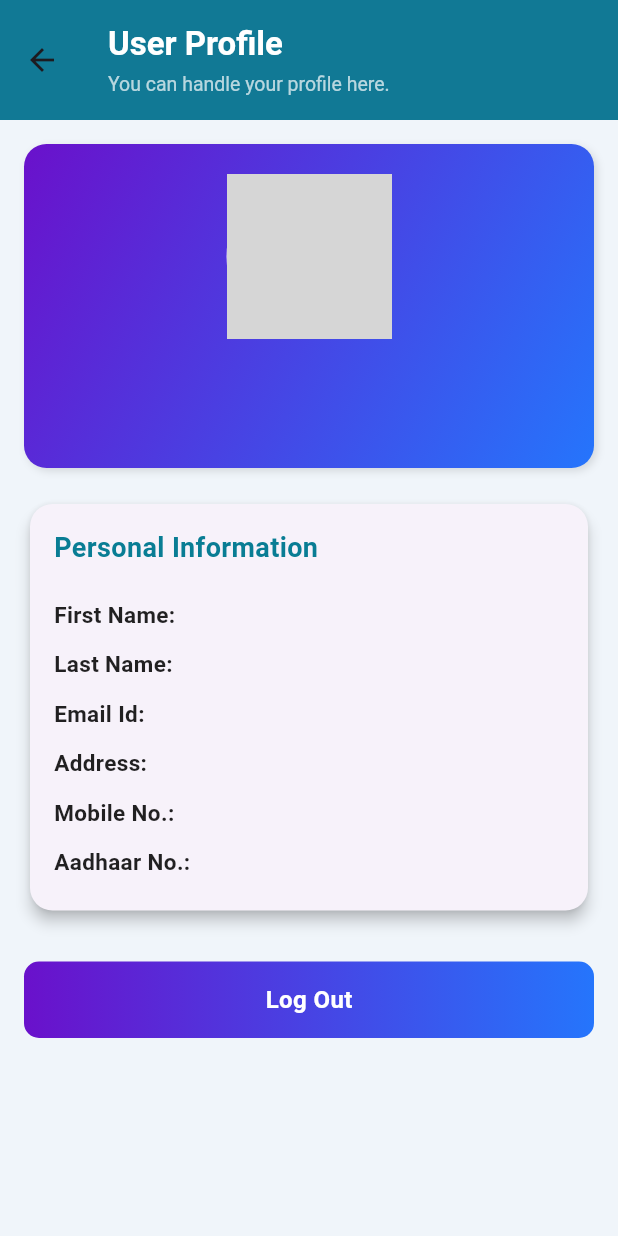
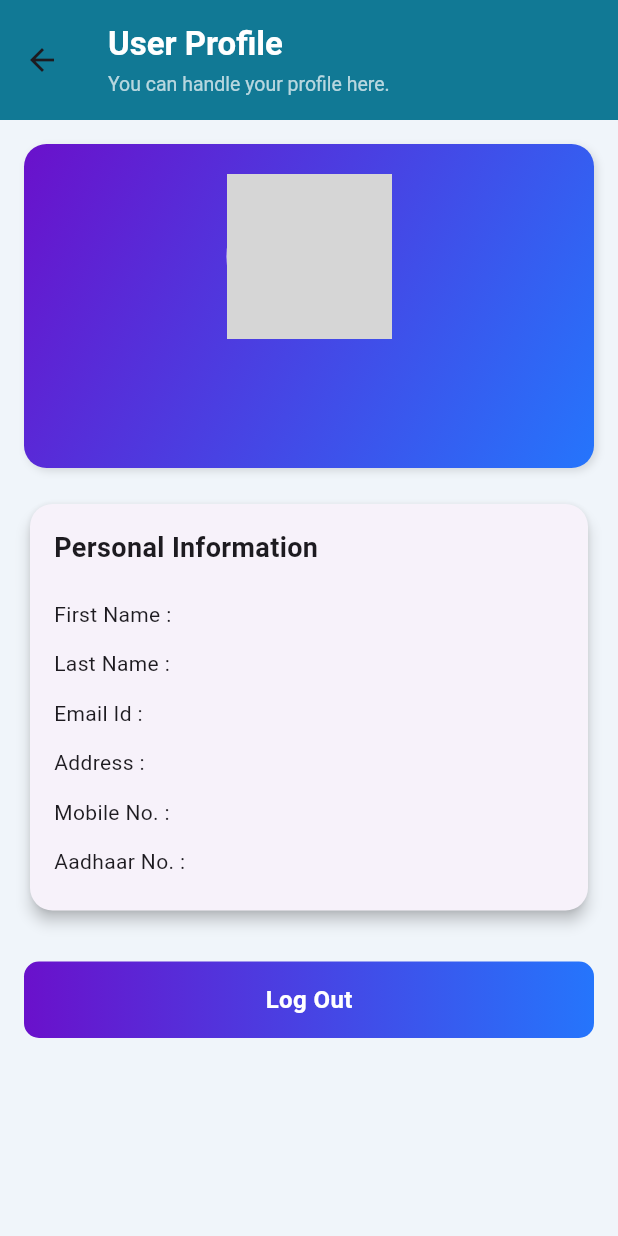
Before and after one commit to Redshadow1297/expence_tracker, a Flutter app: the DashboardScreen screen opened by its route, after a tap on "Profile", on a phone screen of 412 x 824 dp. Run offline on Flutter 3.47's test engine with Material 3 defaults, Android fonts, the light colour scheme and no system bars; our stand-ins replace cloud_firestore, firebase_auth, firebase_core, firebase_storage, flutter_bloc, get and 1 more; missing offline and left inert: flutter_ai_chatbot, mobile_scanner, razorpay_flutter; accounts and stored records are empty; grey boxes are pictures that could not be loaded.

Commit message:
Created cutom app bar as well custom font and style for text . we can handle in over all project from one file

```diff
--- a/lib/AppScreens/dashboard_screen.dart
+++ b/lib/AppScreens/dashboard_screen.dart
@@ -1,3 +1,4 @@
+import 'package:expence_tracker/Presentation/app_lables.dart';
 import 'package:expence_tracker/Presentation/custom_appbar.dart';
 import 'package:firebase_auth/firebase_auth.dart';
 import 'package:flutter/material.dart';
@@ -74,13 +75,8 @@ class _DashboardScreenState extends State<DashboardScreen> {
                           ),
                           SizedBox(width: 12),
                           Expanded(
-                            child: Text(
-                              "Welcome to Your Dashboard!",
-                              style: TextStyle(
-                                fontSize: 18,
-                                fontWeight: FontWeight.bold,
-                                color: Colors.black87,
-                              ),
+                            child: AppLabel.title(
+                              "Welcome to Your Dashboard!",Colors.lightBlueAccent
                             ),
                           ),
                         ],
--- a/lib/DashboardModuleScreens/expenses_screen.dart
+++ b/lib/DashboardModuleScreens/expenses_screen.dart
@@ -1,5 +1,6 @@
 import 'package:cloud_firestore/cloud_firestore.dart';
 import 'package:expence_tracker/DashboardModuleScreens/expenserelatedscreens/add_expences_UI.dart';
+import 'package:expence_tracker/Presentation/app_lables.dart';
 import 'package:expence_tracker/Presentation/custom_appbar.dart';
 import 'package:firebase_auth/firebase_auth.dart';
 import 'package:flutter/material.dart';
@@ -139,7 +140,7 @@ class _ExpensesScreenState extends State<ExpensesScreen> {
           }
 
           if (!snapshot.hasData || snapshot.data!.docs.isEmpty) {
-            return const Center(child: Text("No expenses added yet"));
+            return Center(child: AppLabel.body("No expenses added yet", Colors.black54),);
           }
 
           final allDocs = snapshot.data!.docs;
--- a/lib/DashboardModuleScreens/profile_screen.dart
+++ b/lib/DashboardModuleScreens/profile_screen.dart
@@ -1,4 +1,5 @@
 import 'package:cloud_firestore/cloud_firestore.dart';
+import 'package:expence_tracker/Presentation/app_lables.dart';
 import 'package:expence_tracker/Presentation/custom_appbar.dart';
 import 'package:flutter/material.dart';
 import 'package:firebase_auth/firebase_auth.dart';
@@ -26,8 +27,10 @@ class _UserProfileScreenState extends State<UserProfileScreen> {
     try {
       User? user = FirebaseAuth.instance.currentUser;
       if (user != null) {
-        DocumentSnapshot doc =
-            await FirebaseFirestore.instance.collection('users').doc(user.uid).get();
+        DocumentSnapshot doc = await FirebaseFirestore.instance
+            .collection('users')
+            .doc(user.uid)
+            .get();
         if (doc.exists) {
           setState(() {
             userData = doc;
@@ -57,10 +60,15 @@ class _UserProfileScreenState extends State<UserProfileScreen> {
   Widget build(BuildContext context) {
     return Scaffold(
       backgroundColor: Color.fromARGB(255, 240, 245, 250),
-      appBar: CustomAppBar(title: "User Profile", subTitle: "You can handle your profile here."),
+      appBar: CustomAppBar(
+        title: "User Profile",
+        subTitle: "You can handle your profile here.",
+      ),
       body: SafeArea(
         child: isLoading
-            ? const Center(child: CircularProgressIndicator(color: Color(0xFF097D94)))
+            ? const Center(
+                child: CircularProgressIndicator(color: Color(0xFF097D94)),
+              )
             : errorMessage.isNotEmpty
             ? Center(
                 child: Text(
@@ -95,11 +103,22 @@ class _UserProfileScreenState extends State<UserProfileScreen> {
                         children: [
                           CircleAvatar(
                             radius: 55,
-                                backgroundImage: NetworkImage(
-                                  userData?['profilePic'] ??
-                                      'https://www.pngall.com/wp-content/uploads/5/Profile-Transparent.png',
+                            backgroundImage:
+                                (userData?['profilePic'] != null &&
+                                    userData!['profilePic']
+                                        .toString()
+                                        .isNotEmpty)
+                                ? NetworkImage(userData!['profilePic'])
+                                : const AssetImage('assets/user.png')
+                                      as ImageProvider,
                           ),
-                              ),
+                          // CircleAvatar(
+                          //   radius: 55,
+                          //   backgroundImage: NetworkImage(
+                          //     userData?['profilePic'] ??
+                          //         'https://www.pngall.com/wp-content/uploads/5/Profile-Transparent.png',
+                          //   ),
+                          // ),
                           const SizedBox(height: 12),
                           Text(
                             "${userData?['firstName']} ${userData?['lastName']}",
@@ -126,20 +145,17 @@ class _UserProfileScreenState extends State<UserProfileScreen> {
                     // Info Card
                     Card(
                       shape: RoundedRectangleBorder(
-                              borderRadius: BorderRadius.circular(15)),
+                        borderRadius: BorderRadius.circular(15),
+                      ),
                       elevation: 4,
                       child: Padding(
                         padding: const EdgeInsets.all(16.0),
                         child: Column(
                           crossAxisAlignment: CrossAxisAlignment.start,
                           children: [
-                                const Text(
+                            AppLabel.title(
                               "Personal Information",
-                                  style: TextStyle(
-                                    fontSize: 18,
-                                    fontWeight: FontWeight.bold,
-                                    color: Color(0xFF097D94),
-                                  ),
+                              Colors.deepPurpleAccent,
                             ),
                             const SizedBox(height: 15),
                             infoRow("First Name", userData?['firstName']),
@@ -176,7 +192,8 @@ class _UserProfileScreenState extends State<UserProfileScreen> {
                             style: TextStyle(
                               color: Colors.white,
                               fontSize: 16,
-                                    fontWeight: FontWeight.bold),
+                              fontWeight: FontWeight.bold,
+                            ),
                           ),
                         ),
                       ),
@@ -192,25 +209,11 @@ class _UserProfileScreenState extends State<UserProfileScreen> {
     return Padding(
       padding: const EdgeInsets.symmetric(vertical: 6),
       child: Row(
+        mainAxisAlignment: MainAxisAlignment.spaceAround,
         children: [
-          Expanded(
-            flex: 3,
-            child: Text(
-              "$label:",
-              style: const TextStyle(
-                fontSize: 15,
-                fontWeight: FontWeight.bold,
-                color: Colors.black87,
-              ),
-            ),
-          ),
-          Expanded(
-            flex: 5,
-            child: Text(
-              value,
-              style: const TextStyle(fontSize: 15, color: Colors.black87),
-            ),
-          ),
+          Expanded(flex: 3, child: AppLabel.body("$label :", Colors.black12)),
+
+          Expanded(flex: 5, child: AppLabel.body(value, Colors.black87)),
         ],
       ),
     );
--- a/lib/DashboardModuleScreens/reports_screen.dart
+++ b/lib/DashboardModuleScreens/reports_screen.dart
@@ -1,3 +1,4 @@
+import 'package:expence_tracker/Presentation/custom_appbar.dart';
 import 'package:flutter/material.dart';
 
 class ReportsPage extends StatefulWidget {
@@ -11,6 +12,7 @@ class _ReportsPageState extends State<ReportsPage> {
   @override
   Widget build(BuildContext context) {
    return  Scaffold(
+    appBar: CustomAppBar(title: "Reports", subTitle: "You can get the expense reports."),
     backgroundColor: Color.fromARGB(255, 240, 245, 250),
       body: Center(
         child: Column(
--- a/lib/DashboardModuleScreens/settings_screen.dart
+++ b/lib/DashboardModuleScreens/settings_screen.dart
@@ -1,3 +1,4 @@
+import 'package:expence_tracker/Presentation/custom_appbar.dart';
 import 'package:flutter/material.dart';
 
 class Settings extends StatefulWidget {
@@ -11,6 +12,7 @@ class _SettingsState extends State<Settings> {
   @override
   Widget build(BuildContext context) {
    return  Scaffold(
+    appBar: CustomAppBar(title: "Settings", subTitle: "You can change your app settings here."),
     backgroundColor: Color.fromARGB(255, 240, 245, 250),
       body: Center(
         child: Column(
--- a/lib/Presentation/app_lables.dart
+++ b/lib/Presentation/app_lables.dart
@@ -6,21 +6,21 @@ class AppLabel extends StatelessWidget {
 
   const AppLabel._(this.text, this.style);
 
-  factory AppLabel.body(String text) {
+  factory AppLabel.body(String text, Color white) {
     return AppLabel._(
       text,
       const TextStyle(fontSize: 14),
     );
   }
 
-  factory AppLabel.title(String text) {
+  factory AppLabel.title(String text, MaterialAccentColor lightBlueAccent) {
     return AppLabel._(
       text,
       const TextStyle(fontSize: 18, fontWeight: FontWeight.bold),
     );
   }
 
-  factory AppLabel.caption(String text) {
+  factory AppLabel.caption(String text, MaterialColor grey) {
     return AppLabel._(
       text,
       const TextStyle(fontSize: 12, color: Colors.grey),
```
Also changed, not shown: lib/AppScreens/login_screen.dart (+3 -11 lines), lib/AppScreens/signIn_screen.dart (+36 -13 lines), lib/DashboardModuleScreens/expenserelatedscreens/add_expences_UI.dart (+11 -13 lines), lib/DashboardModuleScreens/roommates_memeber_screen.dart (+29 -17 lines), lib/DashboardModuleScreens/settlement_screen.dart (+10 -12 lines). Lines whose indentation alone changed are shown as unchanged.
